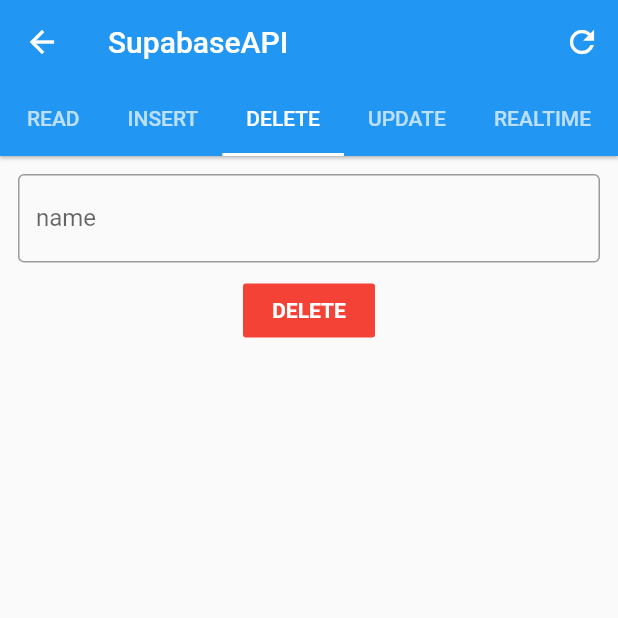
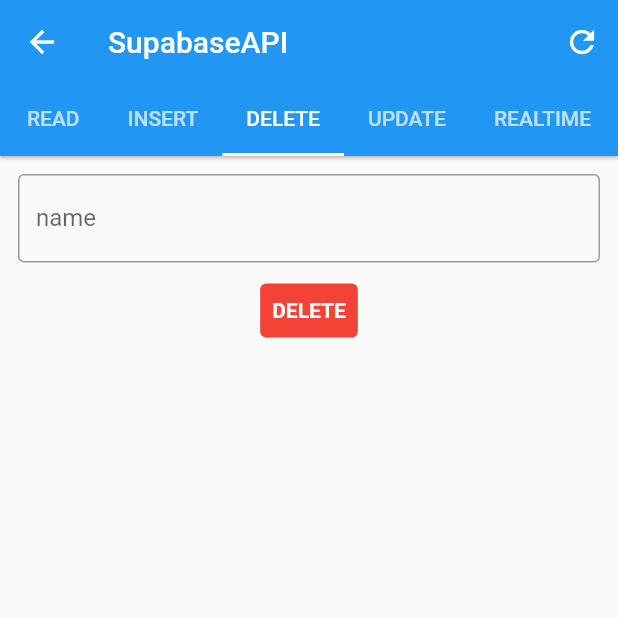
Before and after one commit to b2b007/flutterWidgets, a Flutter app: the SupabaseAPI screen opened by its route, tab 3 chosen, after a tap on "DELETE", on a phone screen of 412 x 824 dp, the top half of it. Run offline on Flutter 3.47's test engine with Material 2 defaults, Android fonts, the phone set to English and light mode, and no system bars; our stand-ins replace get, liquid_pull_to_refresh, supabase; accounts and stored records are empty; network calls fail.

```diff
--- a/lib/components/supabaseAPI.dart
+++ b/lib/components/supabaseAPI.dart
@@ -4,7 +4,8 @@ import 'package:get/get.dart';
 import '../models/movie.dart';
 
 const supabaseUrl = 'https://tedrfqhnhtkeswbyvcuu.supabase.co';
-const supabaseKey = 'eyJhbGciOiJIUzI1NiIsInR5cCI6IkpXVCJ9.eyJyb2xlIjoiYW5vbiIsImlhdCI6MTYxNDMxOTIyMiwiZXhwIjoxOTI5ODk1MjIyfQ.gWWL0dhjegysQ4EZFQcYLOg19iBea1OUfW3ucyi-Qp8';
+const supabaseKey =
+    'eyJhbGciOiJIUzI1NiIsInR5cCI6IkpXVCJ9.eyJyb2xlIjoiYW5vbiIsImlhdCI6MTYxNDMxOTIyMiwiZXhwIjoxOTI5ODk1MjIyfQ.gWWL0dhjegysQ4EZFQcYLOg19iBea1OUfW3ucyi-Qp8';
 final supabaseClient = SupabaseClient(supabaseUrl, supabaseKey);
 
 class Controller extends GetxController {
@@ -48,18 +49,18 @@ class _SupabaseAPIState extends State<SupabaseAPI> {
         ),
         body: TabBarView(
           children: <Widget>[
-            Read(),
-            Insert(),
-            Delete(),
-            Update(),
-            Realtime(),
+            read(),
+            insert(),
+            delete(),
+            update(),
+            realtime(),
           ],
         ),
       ),
     );
   }
 
-  Widget Read() {
+  Widget read() {
     return FutureBuilder<List<Movie>>(
       future: getMovies(),
       builder: (context, AsyncSnapshot<List<Movie>> snapshot) {
@@ -80,7 +81,7 @@ class _SupabaseAPIState extends State<SupabaseAPI> {
     );
   } // Read Widget
 
-  Widget Insert() {
+  Widget insert() {
     TextEditingController _nameFieldController = TextEditingController();
     TextEditingController _descriptionFieldController = TextEditingController();
 
@@ -112,9 +113,10 @@ class _SupabaseAPIState extends State<SupabaseAPI> {
             maxLines: 5,
           ),
           SizedBox(height: 8),
-          FlatButton(
+          TextButton(
             onPressed: () {
-              insertMovies(_nameFieldController.text, _descriptionFieldController.text);
+              insertMovies(
+                  _nameFieldController.text, _descriptionFieldController.text);
               _nameFieldController.text = "";
               _descriptionFieldController.text = "";
             },
@@ -125,14 +127,16 @@ class _SupabaseAPIState extends State<SupabaseAPI> {
                 fontWeight: FontWeight.bold,
               ),
             ),
-            color: Colors.green,
+            style: TextButton.styleFrom(
+              backgroundColor: Colors.green,
+            ),
           ),
         ],
       ),
     );
   }
 
-  Widget Delete() {
+  Widget delete() {
     TextEditingController _nameFieldController = new TextEditingController();
 
     return Padding(
@@ -153,7 +157,7 @@ class _SupabaseAPIState extends State<SupabaseAPI> {
             maxLines: 1,
           ),
           SizedBox(height: 8),
-          FlatButton(
+          TextButton(
             onPressed: () {
               deleteMovies(_nameFieldController.text);
               _nameFieldController.text = "";
@@ -165,14 +169,16 @@ class _SupabaseAPIState extends State<SupabaseAPI> {
                 fontWeight: FontWeight.bold,
               ),
             ),
-            color: Colors.red,
+            style: TextButton.styleFrom(
+              backgroundColor: Colors.red,
+            ),
           ),
         ],
       ),
     );
   }
 
-  Widget Update() {
+  Widget update() {
     TextEditingController _nameFieldController = TextEditingController();
     TextEditingController _descriptionFieldController = TextEditingController();
 
@@ -204,9 +210,10 @@ class _SupabaseAPIState extends State<SupabaseAPI> {
             maxLines: 5,
           ),
           SizedBox(height: 8),
-          FlatButton(
+          TextButton(
             onPressed: () {
-              updateMovies(_nameFieldController.text, _descriptionFieldController.text);
+              updateMovies(
+                  _nameFieldController.text, _descriptionFieldController.text);
               _nameFieldController.text = "";
               _descriptionFieldController.text = "";
             },
@@ -217,45 +224,52 @@ class _SupabaseAPIState extends State<SupabaseAPI> {
                 fontWeight: FontWeight.bold,
               ),
             ),
-            color: Colors.pink,
+            style: TextButton.styleFrom(
+              backgroundColor: Colors.pink,
+            ),
           ),
         ],
       ),
     );
   }
 
-  Widget Realtime() {
+  Widget realtime() {
     final Controller controller = Get.put(Controller());
-    final Operation = [
+    final operation = [
       Icons.fingerprint,
       Icons.playlist_add,
       Icons.delete,
       Icons.update,
     ];
-    final OperationColor = [
-        Colors.black,
-        Colors.green,
-        Colors.red,
-        Colors.pink,
+    final operationColor = [
+      Colors.black,
+      Colors.green,
+      Colors.red,
+      Colors.pink,
     ];
 
-    final _response = supabaseClient.from('DummyTable').on(SupabaseEventTypes.insert, (payload) {
+    final _response = supabaseClient
+        .from('DummyTable')
+        .on(SupabaseEventTypes.insert, (payload) {
       controller.name.value = payload.newRecord['name'];
       controller.description.value = payload.newRecord['description'];
       controller.operation.value = 1;
     }).on(SupabaseEventTypes.delete, (payload) {
-      controller.operation.value = 2; // only id can be get in this case using oldRecord['id']
+      controller.operation.value =
+          2; // only id can be get in this case using oldRecord['id']
     }).on(SupabaseEventTypes.update, (payload) {
       controller.name.value = payload.newRecord['name'];
       controller.description.value = payload.newRecord['description'];
       controller.operation.value = 3;
     }).subscribe();
 
+    print(_response.isErrored());
+
     return Obx(
       () => ListTile(
         leading: Icon(
-          Operation[controller.operation.value],
-          color: OperationColor[controller.operation.value],
+          operation[controller.operation.value],
+          color: operationColor[controller.operation.value],
           size: 30.0,
         ),
         title: Text('${controller.name.string}'),
@@ -267,15 +281,19 @@ class _SupabaseAPIState extends State<SupabaseAPI> {
   void updateMovies(String name, String description) async {
     final _response = await supabaseClient
         .from('DummyTable')
-        .update({
-          "description": description
-        })
+        .update({"description": description})
         .eq("name", name)
         .execute();
+    print(_response.error);
   }
 
   void deleteMovies(String name) async {
-    final _response = await supabaseClient.from('DummyTable').delete().eq("name", name).execute();
+    final _response = await supabaseClient
+        .from('DummyTable')
+        .delete()
+        .eq("name", name)
+        .execute();
+    print(_response.error);
   }
 
   void insertMovies(String name, String description) async {
@@ -285,10 +303,12 @@ class _SupabaseAPIState extends State<SupabaseAPI> {
         "description": description,
       }
     ]).execute();
+    print(_response.error);
   }
 
   Future<List<Movie>> getMovies() async {
-    final response = await supabaseClient.from('DummyTable').select('*').execute();
+    final response =
+        await supabaseClient.from('DummyTable').select('*').execute();
 
     final dataList = response.data as List;
     return dataList.map((map) => Movie.fromJson(map)).toList();
--- a/lib/home.dart
+++ b/lib/home.dart
@@ -21,7 +21,7 @@ class Home extends StatelessWidget {
         centerTitle: true,
       ),
       body: RefreshIndicator(
-        onRefresh: () {},
+        onRefresh: () => null,
         child: ListView.builder(
           shrinkWrap: true,
           scrollDirection: Axis.vertical,
--- a/pubspec.yaml
+++ b/pubspec.yaml
@@ -22,10 +22,10 @@ dependencies:
 
   # The following adds the Cupertino Icons font to your application.
   # Use with the CupertinoIcons class for iOS style icons.
-  cupertino_icons: ^0.1.2
+  cupertino_icons: ^0.1.3
   get: ^4.1.4
   liquid_pull_to_refresh: ^3.0.0
-  supabase: ^0.0.1-dev.11
+  supabase: ^0.0.1-dev.16
 
 dev_dependencies:
   flutter_test:
```
Also changed, not shown: lib/components/getx.dart (+16 -10 lines), lib/components/pageView.dart (+7 -2 lines), pubspec.lock, 15 other files.
